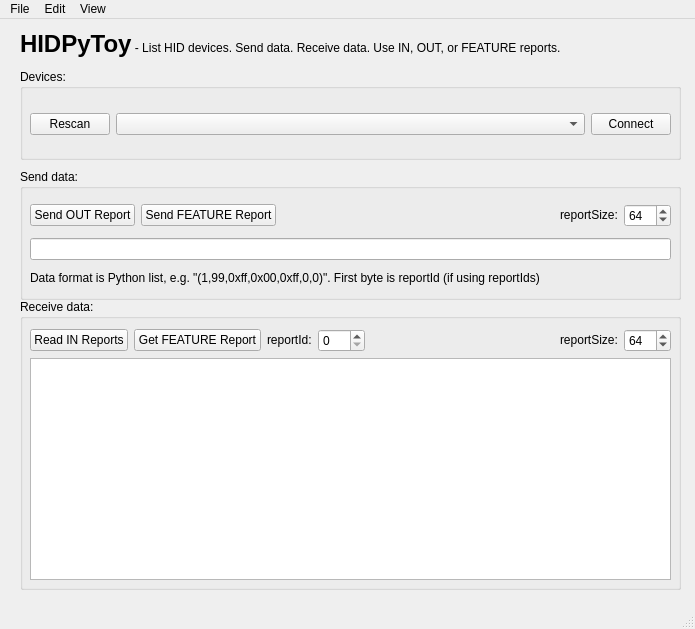
todbot/hidpytoy, file src/main/python/HIDToyWindow.ui: the form before one commit.
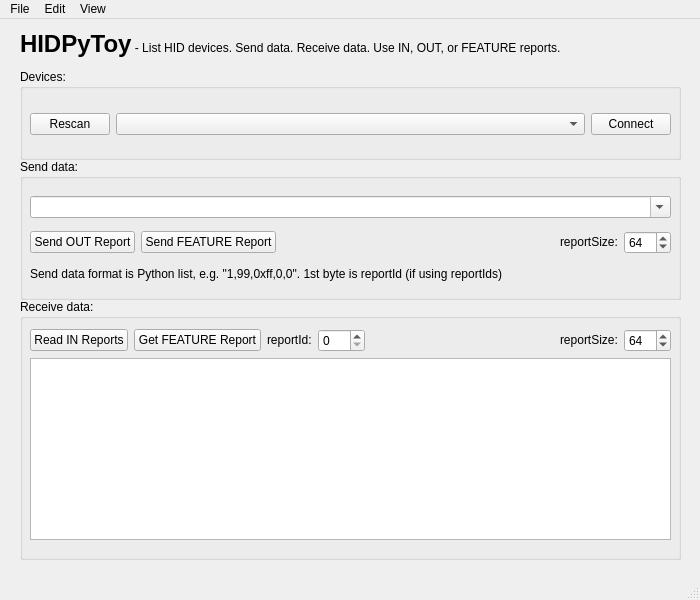
The form after the commit.

Commit message: turn send text box to editable combobox

Diff of the .ui file:
```diff
--- a/src/main/python/HIDToyWindow.ui
+++ b/src/main/python/HIDToyWindow.ui
@@ -6,8 +6,8 @@
    <rect>
     <x>0</x>
     <y>0</y>
-    <width>695</width>
-    <height>629</height>
+    <width>700</width>
+    <height>600</height>
    </rect>
   </property>
   <property name="windowTitle">
@@ -20,7 +20,7 @@
       <x>20</x>
       <y>280</y>
       <width>661</width>
-      <height>291</height>
+      <height>261</height>
      </rect>
     </property>
     <property name="title">
@@ -32,7 +32,7 @@
        <x>10</x>
        <y>30</y>
        <width>641</width>
-       <height>251</height>
+       <height>211</height>
       </rect>
      </property>
      <layout class="QVBoxLayout" name="verticalLayout_4">
@@ -172,9 +172,9 @@
     <property name="geometry">
      <rect>
       <x>20</x>
-      <y>150</y>
+      <y>140</y>
       <width>661</width>
-      <height>131</height>
+      <height>141</height>
      </rect>
     </property>
     <property name="title">
@@ -186,10 +186,20 @@
        <x>10</x>
        <y>30</y>
        <width>641</width>
-       <height>91</height>
+       <height>101</height>
       </rect>
      </property>
      <layout class="QVBoxLayout" name="verticalLayout_3">
+      <item>
+       <widget class="QComboBox" name="comboSendData">
+        <property name="editable">
+         <bool>true</bool>
+        </property>
+        <property name="insertPolicy">
+         <enum>QComboBox::InsertAtTop</enum>
+        </property>
+       </widget>
+      </item>
       <item>
        <layout class="QHBoxLayout" name="horizontalLayout_2">
         <item>
@@ -240,12 +250,6 @@
         </item>
         <item>
          <widget class="QSpinBox" name="spinSizeOut">
-          <property name="sizePolicy">
-           <sizepolicy hsizetype="Fixed" vsizetype="Fixed">
-            <horstretch>0</horstretch>
-            <verstretch>0</verstretch>
-           </sizepolicy>
-          </property>
           <property name="minimum">
            <number>1</number>
           </property>
@@ -259,20 +263,6 @@
         </item>
        </layout>
       </item>
-      <item>
-       <layout class="QHBoxLayout" name="horizontalLayout_3">
-        <item>
-         <widget class="QLineEdit" name="textSendData">
-          <property name="sizePolicy">
-           <sizepolicy hsizetype="Expanding" vsizetype="Maximum">
-            <horstretch>0</horstretch>
-            <verstretch>0</verstretch>
-           </sizepolicy>
-          </property>
-         </widget>
-        </item>
-       </layout>
-      </item>
       <item>
        <widget class="QLabel" name="label_8">
         <property name="sizePolicy">
@@ -282,7 +272,7 @@
          </sizepolicy>
         </property>
         <property name="text">
-         <string>Data format is Python list, e.g. &quot;(1,99,0xff,0x00,0xff,0,0)&quot;. First byte is reportId (if using reportIds)</string>
+         <string>Send data format is Python list, e.g. &quot;1,99,0xff,0,0&quot;. 1st byte is reportId (if using reportIds)</string>
         </property>
         <property name="alignment">
          <set>Qt::AlignLeading|Qt::AlignLeft|Qt::AlignVCenter</set>
@@ -375,7 +365,7 @@
     <rect>
      <x>0</x>
      <y>0</y>
-     <width>695</width>
+     <width>700</width>
      <height>22</height>
     </rect>
    </property>
```
Left out of the diff: 12 changed lines with no effect on the pictures. The commit also changes 2 other files.
